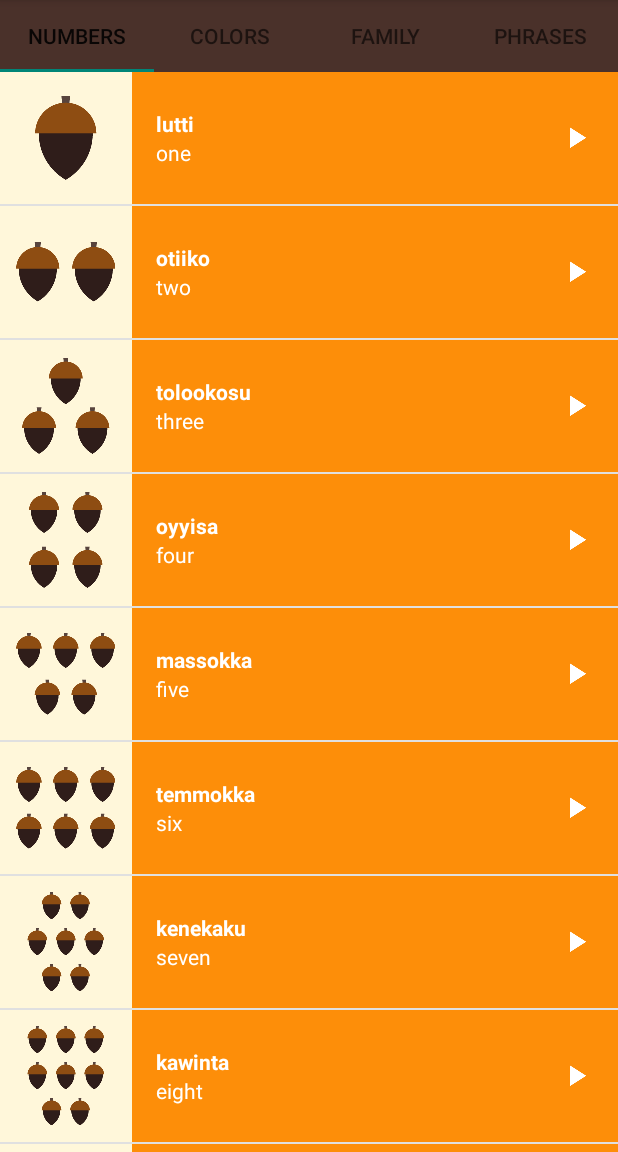
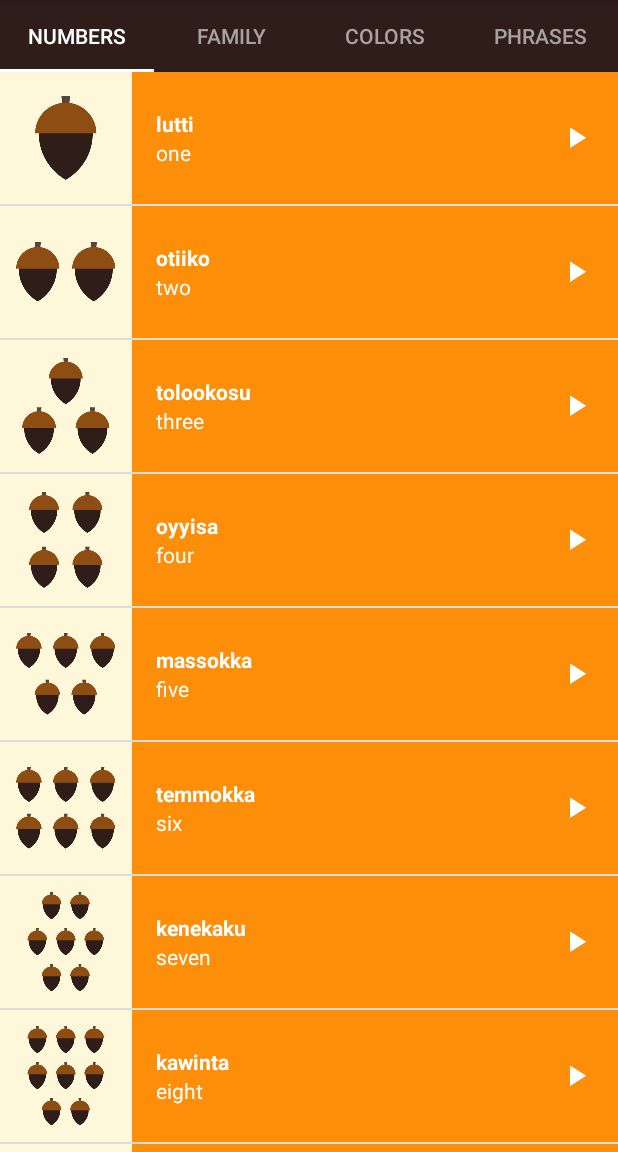
Before and after one commit to link1verse2/udacity-miwok, an Android app: the screen it shows after launch (MainActivity), on a phone screen of 412 x 824 dp, the part 84-1236 px from its top. Run offline under Robolectric (Android 15) with nearby library versions, the phone set to English and light mode, and no system bars.

Commit message:
Add style to tabs

```diff
--- a/app/src/main/java/com/example/android/miwok/CategoryAdapter.java
+++ b/app/src/main/java/com/example/android/miwok/CategoryAdapter.java
@@ -12,7 +12,6 @@ import android.support.v4.app.FragmentPagerAdapter;
 public class CategoryAdapter extends FragmentPagerAdapter {
 
     final int PAGE_COUNT = 4;
-    private String tabTitles[] = new String[] { "Numbers", "Colors", "Family", "Phrases" };
     private Context context;
 
     public CategoryAdapter(FragmentManager fm, Context context) {
@@ -32,9 +31,9 @@ public class CategoryAdapter extends FragmentPagerAdapter {
             return context.getString(R.string.category_numbers);
         }
         else if (position == 1) {
+            return context.getString(R.string.category_family);
+        } else if (position == 2) {
             return context.getString(R.string.category_colors);
-        } else if (position == 2) {
-            return context.getString(R.string.category_family);
         }
         else {
             return context.getString(R.string.category_phrases);
--- a/app/src/main/res/layout/activity_main.xml
+++ b/app/src/main/res/layout/activity_main.xml
@@ -6,8 +6,9 @@
     android:orientation="vertical">
 
     <android.support.design.widget.TabLayout
-        android:background="@color/primary_color"
         android:id="@+id/sliding_tabs"
+        style="@style/MyCustomTabLayout"
+        app:tabTextColor="#A8A19E"
         android:layout_width="match_parent"
         android:layout_height="wrap_content"
         app:tabMode="fixed" />
@@ -16,7 +17,6 @@
         android:id="@+id/viewpager"
         android:layout_width="match_parent"
         android:layout_height="0px"
-        android:layout_weight="1"
-        android:background="@android:color/white" />
+        android:layout_weight="1" />
 
 </LinearLayout>
--- a/app/src/main/res/values/styles.xml
+++ b/app/src/main/res/values/styles.xml
@@ -40,4 +40,10 @@
     <style name="AppTheme.AppBarOverlay" parent="ThemeOverlay.AppCompat.Dark.ActionBar" />
 
     <style name="AppTheme.PopupOverlay" parent="ThemeOverlay.AppCompat.Light" />
+
+    <style name="MyCustomTabLayout" parent="Widget.Design.TabLayout">
+        <item name="android:background">@color/primary_dark_color</item>
+        <item name="tabIndicatorColor">#FFFFFF</item>
+        <item name="tabSelectedTextColor">#FFFFFF</item>
+    </style>
 </resources>
```
Also changed, not shown: app/src/main/java/com/example/android/miwok/NumbersFragment.java (indentation only).
